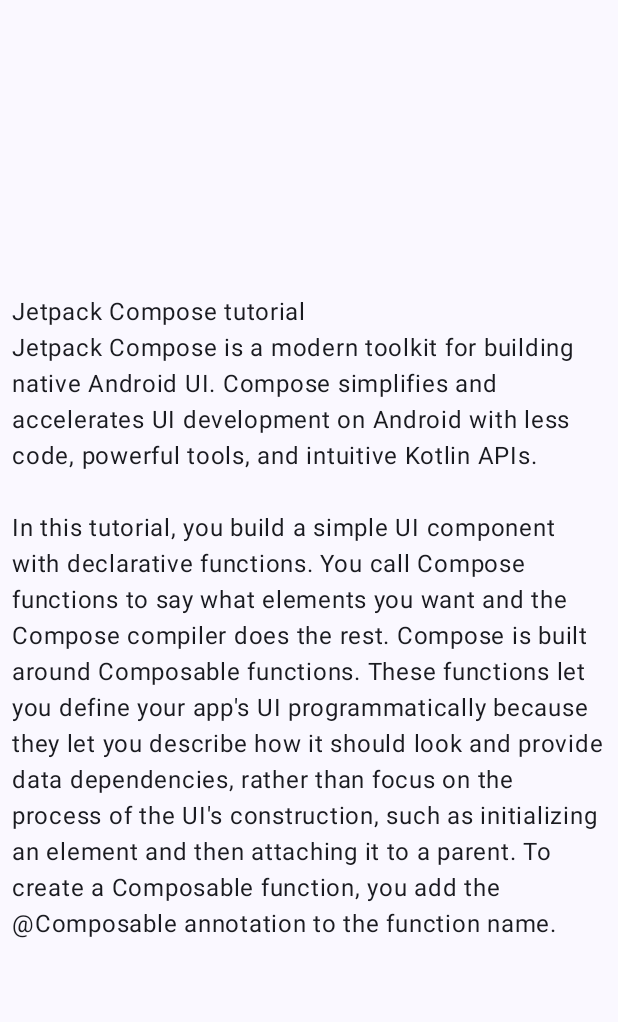
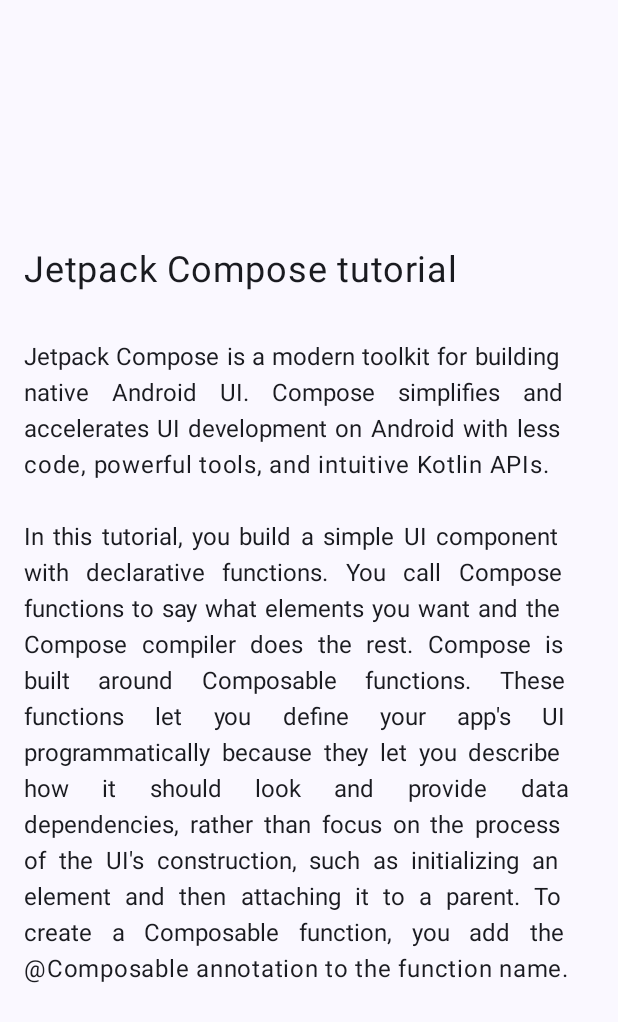
Before and after one commit to sd4483/LearnTogether, an Android app built with Jetpack Compose: the screen it shows after launch (MainActivity), on a phone screen of 412 x 824 dp. Shown: the top 1022 px of the screen. Run offline under Robolectric (Android 15) with nearby library versions, the phone set to English and light mode, and no system bars.

Commit message:
Add alignment, padding properties to text composables

```diff
--- a/app/src/main/java/com/example/learntogether/MainActivity.kt
+++ b/app/src/main/java/com/example/learntogether/MainActivity.kt
@@ -13,8 +13,10 @@ import androidx.compose.material3.Text
 import androidx.compose.runtime.Composable
 import androidx.compose.ui.Modifier
 import androidx.compose.ui.res.stringResource
+import androidx.compose.ui.text.style.TextAlign
 import androidx.compose.ui.tooling.preview.Preview
 import androidx.compose.ui.unit.dp
+import androidx.compose.ui.unit.sp
 import com.example.learntogether.ui.theme.LearnTogetherTheme
 
 class MainActivity : ComponentActivity() {
@@ -40,16 +42,18 @@ class MainActivity : ComponentActivity() {
 @Composable
 fun TutorialText(title: String, content: String, modifier: Modifier = Modifier) {
     Column(
-        verticalArrangement = Arrangement.Center,
-        modifier = Modifier.padding(8.dp)
+        verticalArrangement = Arrangement.Center
     ) {
         Text(
             text = title,
-            modifier = modifier
+            fontSize = 24.sp,
+            textAlign = TextAlign.Left,
+            modifier = modifier.padding(16.dp)
         )
         Text(
             text = content,
-            modifier = modifier
+            textAlign = TextAlign.Justify,
+            modifier = modifier.padding(16.dp)
         )
     }
 }
```
